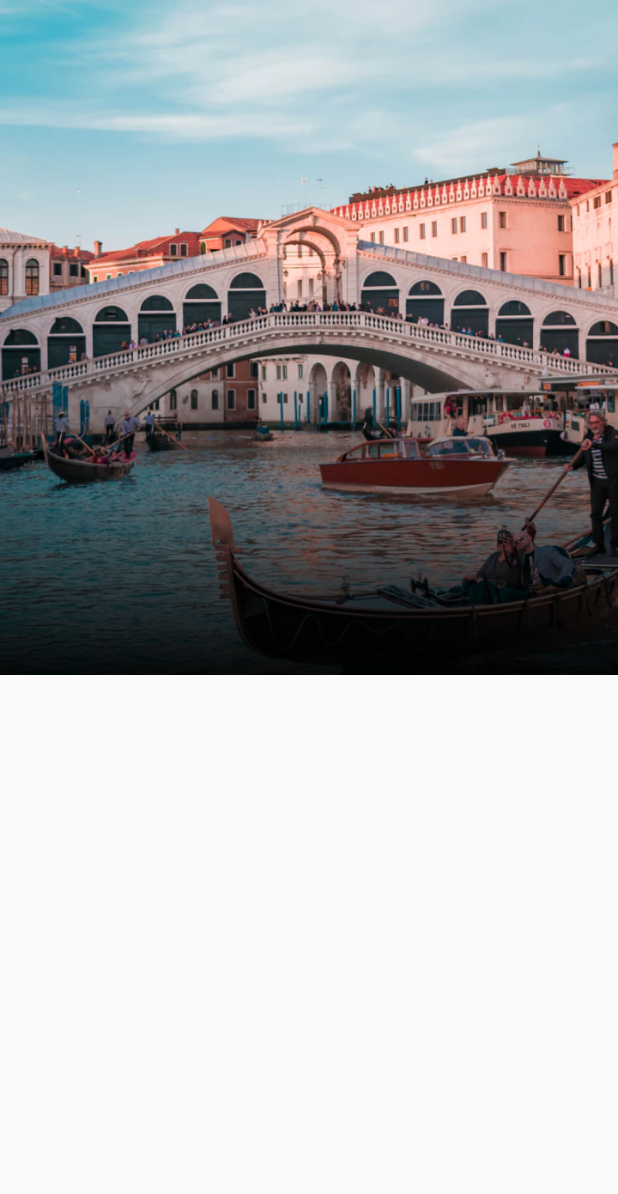
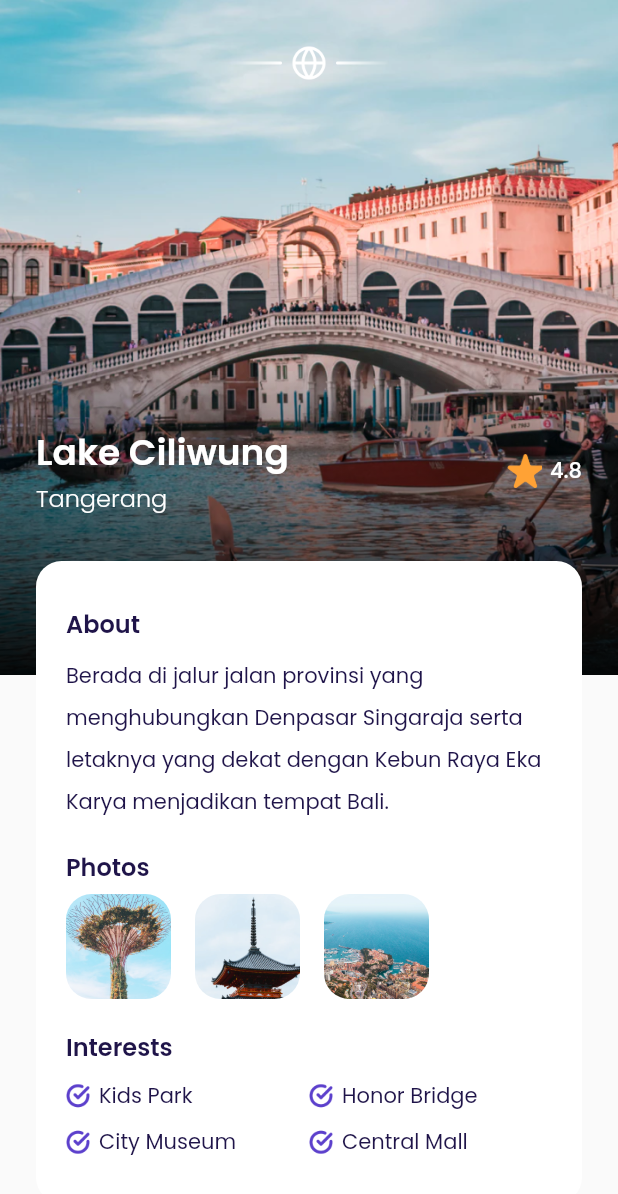
Before and after one commit to lazlanrafar/airplane, a Flutter app: the DetailPage screen opened by its route, on a phone screen of 412 x 824 dp. Shown: the top 1194 px of the screen. Run offline on Flutter 3.47's test engine with Material 2 defaults, Android fonts, the phone set to English and light mode, and no system bars; our stand-ins replace google_fonts.

Commit message:
slicing detail page

```diff
--- a/lib/ui/pages/detail_page.dart
+++ b/lib/ui/pages/detail_page.dart
@@ -1,4 +1,7 @@
 import 'package:airplane/shared/theme.dart';
+import 'package:airplane/ui/widgets/custom_button.dart';
+import 'package:airplane/ui/widgets/interest_item.dart';
+import 'package:airplane/ui/widgets/photo_item.dart';
 import 'package:flutter/material.dart';
 
 class DetailPage extends StatelessWidget {
@@ -39,18 +42,170 @@
       return Container(
         margin: EdgeInsets.symmetric(horizontal: defaultMargin),
         child: Column(
-          children: [],
+          crossAxisAlignment: CrossAxisAlignment.start,
+          children: [
+            Container(
+              width: double.infinity,
+              margin: const EdgeInsets.only(top: 30),
+              child: const Image(
+                image: AssetImage('assets/icon_emblem.png'),
+                height: 24,
+              ),
+            ),
+            const SizedBox(height: 230),
+            Row(
+              children: [
+                Expanded(
+                  child: Column(
+                    crossAxisAlignment: CrossAxisAlignment.start,
+                    children: [
+                      Text(
+                        'Lake Ciliwung',
+                        style: whiteTextStyle.copyWith(
+                          fontSize: 24,
+                          fontWeight: semiBold,
+                        ),
+                      ),
+                      Text(
+                        'Tangerang',
+                        style: whiteTextStyle.copyWith(
+                          fontSize: 16,
+                          fontWeight: light,
+                        ),
+                      ),
+                    ],
+                  ),
+                ),
+                const Image(
+                  image: AssetImage('assets/icon/ic-star.png'),
+                  height: 24,
+                  width: 24,
+                ),
+                const SizedBox(width: 5),
+                Text(
+                  '4.8',
+                  style: whiteTextStyle.copyWith(
+                    fontWeight: medium,
+                  ),
+                ),
+              ],
+            ),
+            const SizedBox(height: 30),
+            Container(
+              width: double.infinity,
+              padding: const EdgeInsets.symmetric(
+                horizontal: 20,
+                vertical: 30,
+              ),
+              decoration: BoxDecoration(
+                color: whiteColor,
+                borderRadius: BorderRadius.circular(defaultRadius),
+              ),
+              child: Column(
+                crossAxisAlignment: CrossAxisAlignment.start,
+                children: [
+                  Text(
+                    'About',
+                    style: blackTextStyle.copyWith(
+                      fontSize: 16,
+                      fontWeight: semiBold,
+                    ),
+                  ),
+                  const SizedBox(height: 6),
+                  Text(
+                    'Berada di jalur jalan provinsi yang menghubungkan Denpasar Singaraja serta letaknya yang dekat dengan Kebun Raya Eka Karya menjadikan tempat Bali.',
+                    style: blackTextStyle.copyWith(
+                      height: 2,
+                    ),
+                  ),
+                  const SizedBox(height: 20),
+                  Text(
+                    'Photos',
+                    style: blackTextStyle.copyWith(
+                      fontSize: 16,
+                      fontWeight: semiBold,
+                    ),
+                  ),
+                  const SizedBox(height: 6),
+                  Row(
+                    children: const [
+                      PhotoItem(imgUrl: 'assets/dummy/destination/1.png'),
+                      PhotoItem(imgUrl: 'assets/dummy/destination/2.png'),
+                      PhotoItem(imgUrl: 'assets/dummy/destination/3.png'),
+                    ],
+                  ),
+                  const SizedBox(height: 20),
+                  Text(
+                    'Interests',
+                    style: blackTextStyle.copyWith(
+                      fontSize: 16,
+                      fontWeight: semiBold,
+                    ),
+                  ),
+                  const SizedBox(height: 10),
+                  Row(
+                    children: const [
+                      InterestItem(text: 'Kids Park'),
+                      InterestItem(text: 'Honor Bridge'),
+                    ],
+                  ),
+                  const SizedBox(height: 10),
+                  Row(
+                    children: const [
+                      InterestItem(text: 'City Museum'),
+                      InterestItem(text: 'Central Mall'),
+                    ],
+                  )
+                ],
+              ),
+            ),
+            Container(
+              margin: const EdgeInsets.symmetric(vertical: 30),
+              child: Row(
+                children: [
+                  Expanded(
+                    child: Column(
+                      crossAxisAlignment: CrossAxisAlignment.start,
+                      children: [
+                        Text(
+                          'IDR 2.500.000',
+                          style: blackTextStyle.copyWith(
+                            fontSize: 18,
+                            fontWeight: medium,
+                          ),
+                        ),
+                        const SizedBox(height: 5),
+                        Text(
+                          'per orang',
+                          style: grayTextStyle.copyWith(
+                            fontWeight: light,
+                          ),
+                        )
+                      ],
+                    ),
+                  ),
+                  CustomButton(
+                    text: 'Get Started',
+                    width: 170,
+                    onPressed: () {},
+                  ),
+                ],
+              ),
+            )
+          ],
         ),
       );
     }
 
     return Scaffold(
       backgroundColor: backgroundColor,
-      body: Stack(
-        children: [
-          backgroundImage(),
-          content(),
-        ],
+      body: SingleChildScrollView(
+        child: Stack(
+          children: [
+            backgroundImage(),
+            content(),
+          ],
+        ),
       ),
     );
   }
--- a/lib/ui/pages/main_page.dart
+++ b/lib/ui/pages/main_page.dart
@@ -65,8 +65,8 @@
 
     Widget buildContent() {
       return Container(
-        margin: EdgeInsets.only(bottom: 60),
-        child: HomePage(),
+        margin: const EdgeInsets.only(bottom: 60),
+        child: const HomePage(),
       );
     }
 
--- /dev/null
+++ b/lib/ui/widgets/interest_item.dart
@@ -0,0 +1,29 @@
+import 'package:flutter/material.dart';
+
+import '../../shared/theme.dart';
+
+class InterestItem extends StatelessWidget {
+  final String text;
+
+  const InterestItem({Key? key, required this.text}) : super(key: key);
+
+  @override
+  Widget build(BuildContext context) {
+    return Expanded(
+      child: Row(
+        children: [
+          Image.asset(
+            'assets/icon_check.png',
+            width: 16,
+            height: 16,
+          ),
+          const SizedBox(width: 6),
+          Text(
+            text,
+            style: blackTextStyle,
+          )
+        ],
+      ),
+    );
+  }
+}
--- /dev/null
+++ b/lib/ui/widgets/photo_item.dart
@@ -0,0 +1,28 @@
+import 'package:flutter/material.dart';
+
+import '../../shared/theme.dart';
+
+class PhotoItem extends StatelessWidget {
+  final String imgUrl;
+
+  const PhotoItem({
+    Key? key,
+    required this.imgUrl,
+  }) : super(key: key);
+
+  @override
+  Widget build(BuildContext context) {
+    return Container(
+      width: 70,
+      height: 70,
+      margin: const EdgeInsets.only(right: 16),
+      decoration: BoxDecoration(
+        borderRadius: BorderRadius.circular(defaultRadius),
+        image: DecorationImage(
+          image: AssetImage(imgUrl),
+          fit: BoxFit.cover,
+        ),
+      ),
+    );
+  }
+}
```
